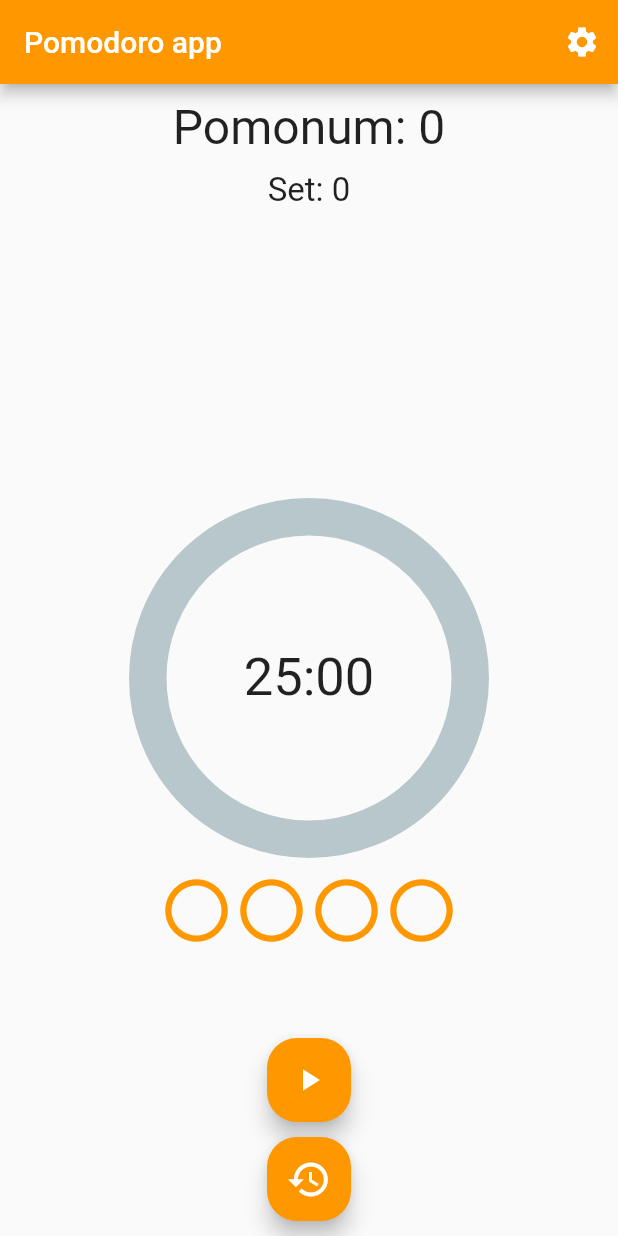
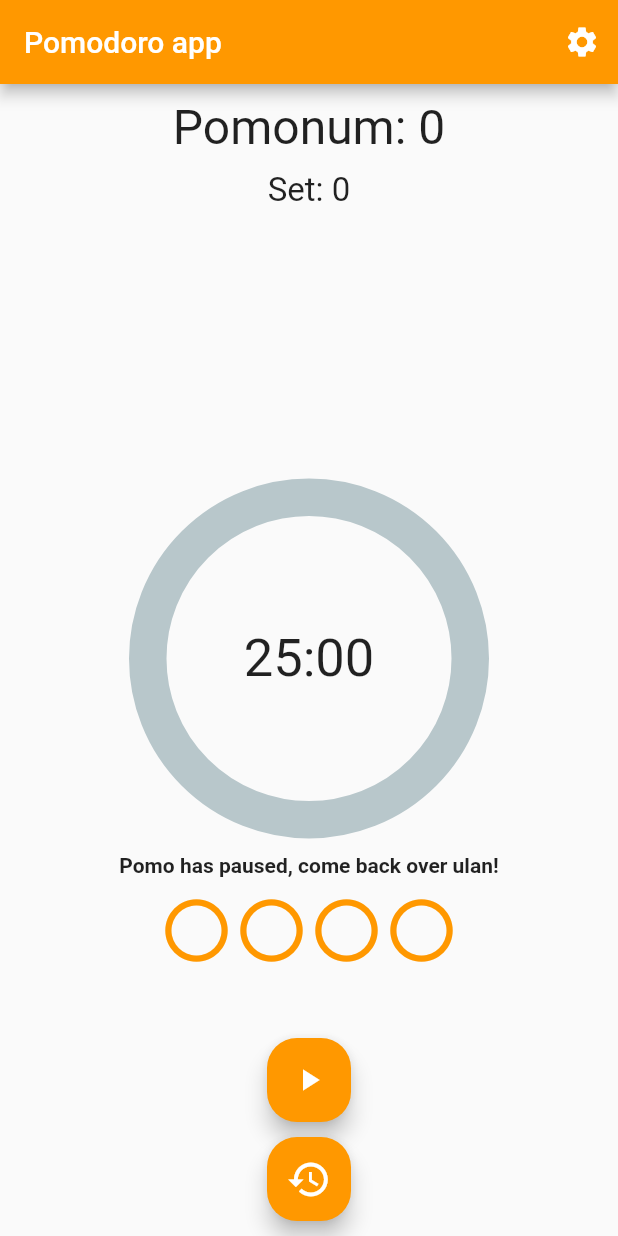
Before and after one commit to TheSupremeF/PomodoriesTomatoes, a Flutter app: the screen it shows after launch, on a phone screen of 412 x 824 dp. Run offline on Flutter 3.47's test engine with Material 2 defaults, Android fonts, the phone set to English and light mode, and no system bars; drawn by our look-alikes of percent_indicator; our stand-ins replace audioplayers, flutter_bloc, google_fonts, toggle_switch.

Commit message:
Eleventh commit ++

```diff
--- a/lib/screens/home.dart
+++ b/lib/screens/home.dart
@@ -99,6 +99,11 @@ class _PomoHomeState extends State<PomoHome> {
                           textWidget: Textus(
                               text: _secondToFormattedString(remainingTime),
                               fontFamily: fontStyleState),
+                        ),
+                        _emptyBox(10),
+                        Text(
+                          statusDescription[pomoStatus]!,
+                          style: const TextStyle(fontWeight: FontWeight.bold),
                         ),
                         _emptyBox(10),
                         ProgIco(
--- a/lib/utils/constants.dart
+++ b/lib/utils/constants.dart
@@ -10,7 +10,7 @@ const pomodorosPerSet = 4;
 
 const Map<PomoStatus, String> statusDescription = {
   PomoStatus.running: "Pomodoro is running brah, don't let this make you gone!",
-  PomoStatus.paused: 'Pomo paused, come back over ulan!',
+  PomoStatus.paused: 'Pomo has paused, come back over ulan!',
   PomoStatus.finished: 'It just finished sweetheart! Congrats to you!',
   PomoStatus.longbreakRunning: 'Good to see that you came this long!',
   PomoStatus.longbreakPaused: 'Okay! Go on!',
```
